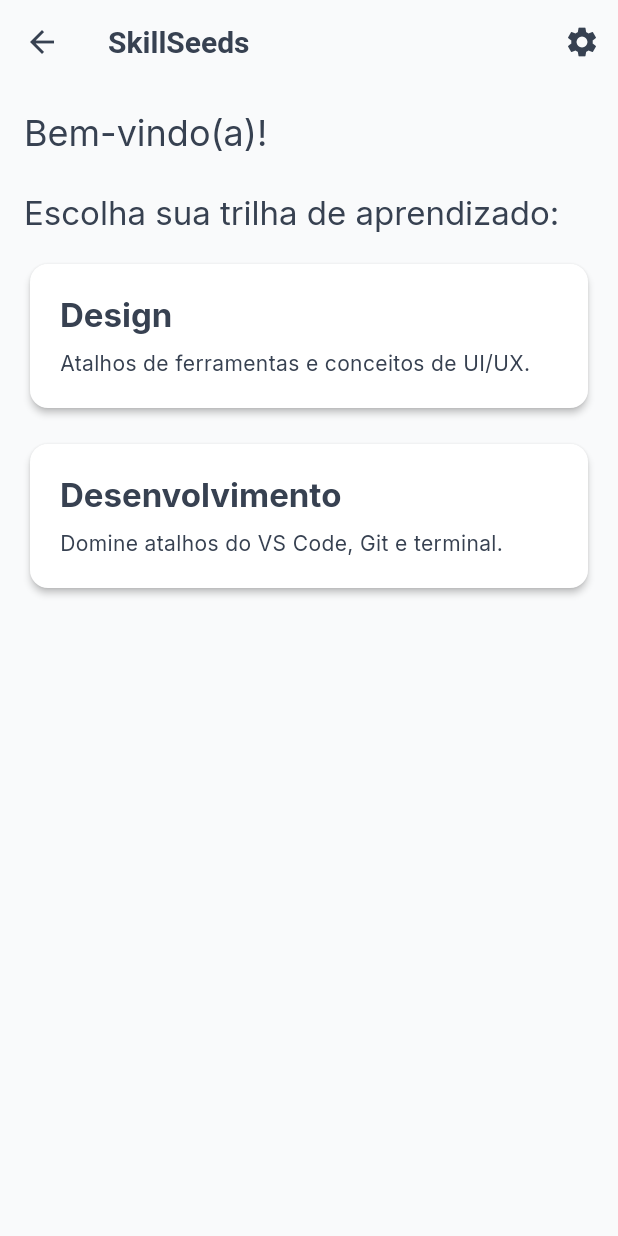
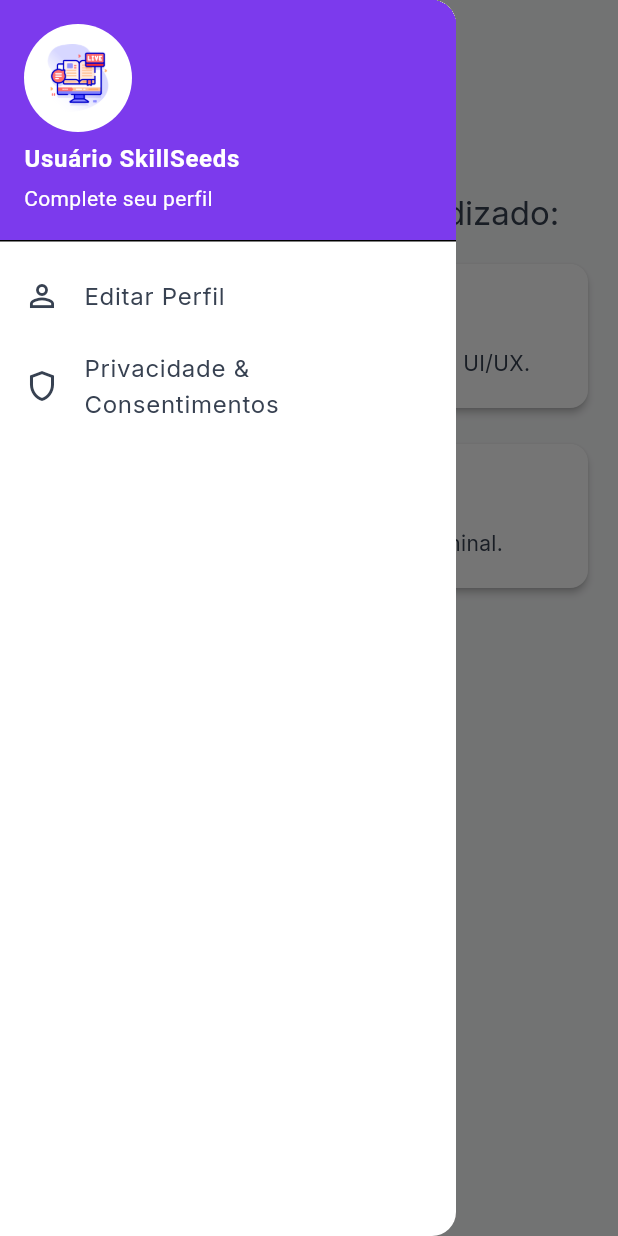
Before and after one commit to gKolben/SkillSeeds, a Flutter app: the HomeScreen screen opened by its route, with the side drawer open (before the commit the screen has no drawer), on a phone screen of 412 x 824 dp. Run offline on Flutter 3.47's test engine with Material 3 defaults, Android fonts, the phone set to English and light mode, and no system bars; our stand-ins replace flutter_markdown, flutter_riverpod, google_fonts, shared_preferences; accounts and stored records are empty.

Commit message:
feat: Implementa perfil de usuário, Drawer e revogação granular

```diff
--- a/lib/config/app_routes.dart
+++ b/lib/config/app_routes.dart
@@ -3,4 +3,5 @@
   static const String onboarding = '/onboarding';
   static const String policy = '/policy';
   static const String home = '/home';
+   static const String profile = '/profile';
 }
--- a/lib/main.dart
+++ b/lib/main.dart
@@ -6,6 +6,7 @@
 import 'package:skillseeds/screens/onboarding_screen.dart';
 import 'package:skillseeds/screens/policy_screen.dart';
 import 'package:skillseeds/screens/splash_screen.dart';
+import 'package:skillseeds/screens/profile_screen.dart';
 
 void main() async {
 
@@ -33,6 +34,7 @@
         AppRoutes.onboarding: (context) => const OnboardingScreen(),
         AppRoutes.policy: (context) => const PolicyScreen(),
         AppRoutes.home: (context) => const HomeScreen(),
+        AppRoutes.profile: (context) => const ProfileScreen(),
       },
     );
   }
--- a/lib/providers/providers.dart
+++ b/lib/providers/providers.dart
@@ -9,10 +9,16 @@
 
 final prefsServiceProvider = Provider<PrefsService>((ref) {
   final sharedPrefs = ref.watch(sharedPreferencesProvider).asData?.value;
-
   if (sharedPrefs == null) {
     throw Exception("SharedPreferences not initialized");
   }
-
   return PrefsService(sharedPrefs);
 });
+
+final userNameProvider = StateProvider<String>((ref) {
+  return ref.watch(prefsServiceProvider).getUserName();
+});
+
+final userEmailProvider = StateProvider<String>((ref) {
+  return ref.watch(prefsServiceProvider).getUserEmail();
+});
--- a/lib/screens/home_screen.dart
+++ b/lib/screens/home_screen.dart
@@ -1,48 +1,73 @@
 import 'package:flutter/material.dart';
 import 'package:flutter_riverpod/flutter_riverpod.dart';
 import 'package:skillseeds/config/app_routes.dart';
+import 'package:skillseeds/config/app_theme.dart';
 import 'package:skillseeds/providers/providers.dart';
+import 'package:skillseeds/widgets/privacy_dialog.dart';
 
 class HomeScreen extends ConsumerWidget {
   const HomeScreen({super.key});
 
-  void _showRevokeConsentDialog(BuildContext context, WidgetRef ref) {
+  void _showPrivacyDialog(BuildContext context) {
     showDialog(
       context: context,
-      builder: (context) => AlertDialog(
-        title: const Text('Revogar Consentimento'),
-        content: const Text(
-            'Você tem certeza? Isso limpará seus dados de consentimento e o levará de volta ao início.'),
-        actions: [
-          TextButton(
-            onPressed: () => Navigator.of(context).pop(),
-            child: const Text('Cancelar'),
-          ),
-          TextButton(
-            onPressed: () {
-              final prefs = ref.read(prefsServiceProvider);
-              prefs.clearConsent();
-              Navigator.of(context)
-                  .pushNamedAndRemoveUntil(AppRoutes.onboarding, (route) => false);
-            },
-            child: const Text('Revogar', style: TextStyle(color: Colors.red)),
-          ),
-        ],
-      ),
+      builder: (context) => const PrivacyDialog(),
     );
   }
 
   @override
   Widget build(BuildContext context, WidgetRef ref) {
+    final userName = ref.watch(userNameProvider);
+    final userEmail = ref.watch(userEmailProvider);
+
     return Scaffold(
       appBar: AppBar(
         title: const Text('SkillSeeds'),
-        actions: [
-          IconButton(
-            icon: const Icon(Icons.settings),
-            onPressed: () => _showRevokeConsentDialog(context, ref),
-          ),
-        ],
+      ),
+      drawer: Drawer(
+        child: Column(
+          children: [
+            UserAccountsDrawerHeader(
+              accountName: Text(
+                userName.isEmpty ? 'Usuário SkillSeeds' : userName,
+                style: const TextStyle(
+                  fontWeight: FontWeight.bold,
+                  fontSize: 16,
+                ),
+              ),
+              accountEmail: Text(
+                userEmail.isEmpty ? 'Complete seu perfil' : userEmail,
+              ),
+              currentAccountPicture: CircleAvatar(
+                backgroundColor: Colors.white,
+                child: Image.asset(
+                  'assets/images/app_icon.png',
+                  height: 45,
+                  fit: BoxFit.contain,
+                ),
+              ),
+              decoration: const BoxDecoration(
+                color: AppTheme.primaryColor,
+              ),
+            ),
+            ListTile(
+              leading: const Icon(Icons.person_outline),
+              title: const Text('Editar Perfil'),
+              onTap: () {
+                Navigator.of(context).pop();
+                Navigator.of(context).pushNamed(AppRoutes.profile);
+              },
+            ),
+            ListTile(
+              leading: const Icon(Icons.shield_outlined),
+              title: const Text('Privacidade & Consentimentos'),
+              onTap: () {
+                Navigator.of(context).pop();
+                _showPrivacyDialog(context);
+              },
+            ),
+          ],
+        ),
       ),
       body: Padding(
         padding: const EdgeInsets.all(16.0),
@@ -100,7 +125,11 @@
           child: Column(
             crossAxisAlignment: CrossAxisAlignment.start,
             children: [
-              Text(title, style: Theme.of(context).textTheme.titleLarge?.copyWith(fontWeight: FontWeight.bold)),
+              Text(title,
+                  style: Theme.of(context)
+                      .textTheme
+                      .titleLarge
+                      ?.copyWith(fontWeight: FontWeight.bold)),
               const SizedBox(height: 8),
               Text(description, style: Theme.of(context).textTheme.bodyMedium),
             ],
--- a/lib/services/prefs_keys.dart
+++ b/lib/services/prefs_keys.dart
@@ -1,5 +1,11 @@
 class PrefsKeys {
+
   static const String policyVersionAccepted = 'policies_version_accepted';
   static const String acceptedAt = 'accepted_at';
   static const String onboardingCompleted = 'onboarding_completed';
+
+  static const String userName = 'user_name';
+  static const String userEmail = 'user_email';
+
+  static const String marketingConsent = 'marketing_consent';
 }
--- a/lib/services/prefs_service.dart
+++ /dev/null
@@ -1 +0,0 @@
-// TODO Implement this library.
```
Also changed, not shown: lib/screens/profile_screen.dart (added, +122 -0 lines), lib/services/prefs_services.dart (+28 -1 lines), lib/widgets/privacy_dialog.dart (added, +120 -0 lines).
